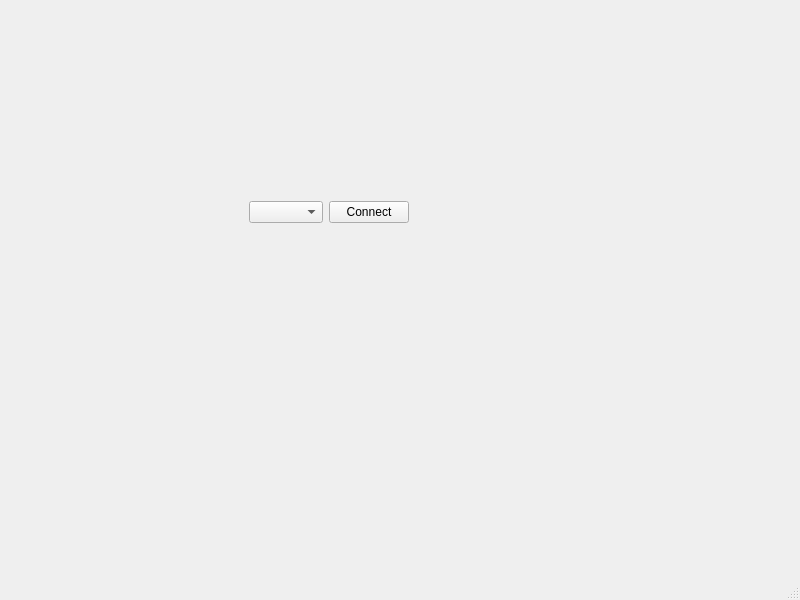
Above: AppChatFinal/appchat.ui from ngocson2g/Intership-DeveLopment-Moblie before the change. Below: the same form after it.
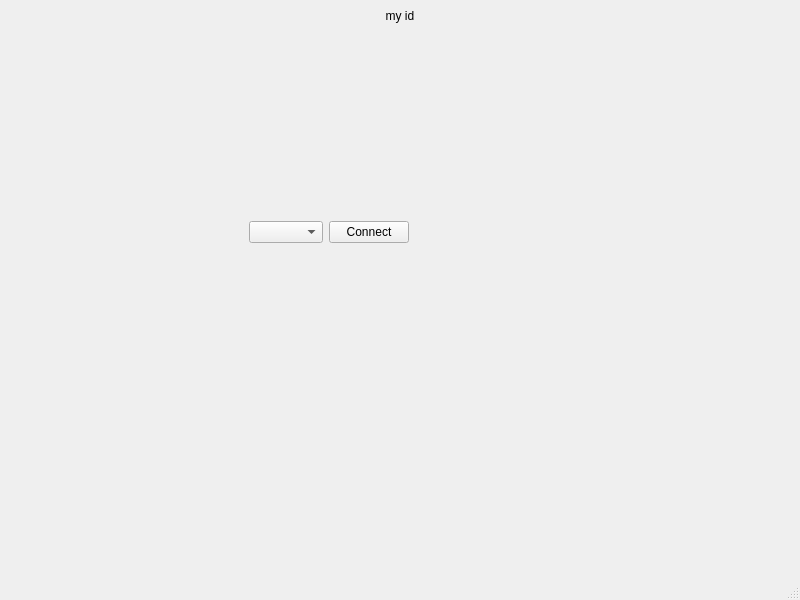
That is the form after the change. The open tabs and pages were chosen to show the change.

What changed in the file:
```diff
--- a/AppChatFinal/appchat.ui
+++ b/AppChatFinal/appchat.ui
@@ -15,7 +15,7 @@
   </property>
   <widget class="QWidget" name="centralwidget">
    <layout class="QGridLayout" name="gridLayout">
-    <item row="0" column="0">
+    <item row="1" column="0">
      <widget class="QStackedWidget" name="stackedWidget_appChat">
       <property name="currentIndex">
        <number>0</number>
@@ -42,7 +42,7 @@
          <height>539</height>
         </size>
        </property>
-       <widget class="QWidget" name="">
+       <widget class="QWidget" name="layoutWidget">
         <property name="geometry">
          <rect>
           <x>240</x>
@@ -122,6 +122,19 @@
       </widget>
      </widget>
     </item>
+    <item row="0" column="0">
+     <widget class="QLabel" name="label_my_id">
+      <property name="layoutDirection">
+       <enum>Qt::LeftToRight</enum>
+      </property>
+      <property name="text">
+       <string>my id</string>
+      </property>
+      <property name="alignment">
+       <set>Qt::AlignCenter</set>
+      </property>
+     </widget>
+    </item>
    </layout>
   </widget>
   <widget class="QMenuBar" name="menubar">
```
Left out of the diff: 2 changed lines with no effect on the pictures.
